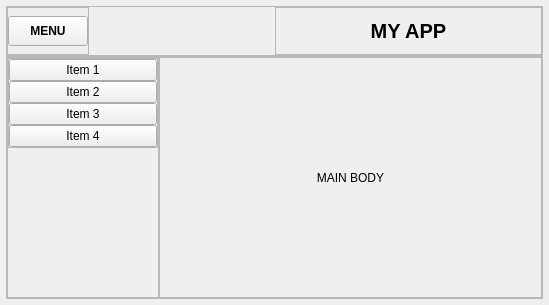
Above: ui/interface.ui from harley029/PyQT_GUI_Animated_Side_Menu before the change. Below: the same form after it.
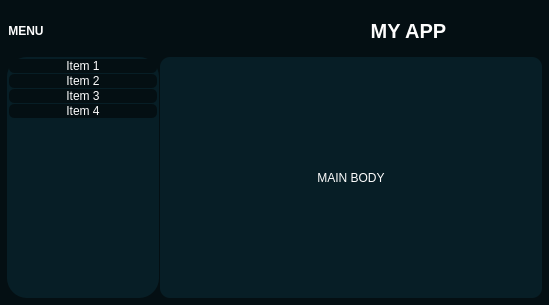
That is the form after the change. Icons and pictures are not drawn. Custom widgets are drawn as their Qt base class.

Patch:
```diff
--- a/ui/interface.ui
+++ b/ui/interface.ui
@@ -14,6 +14,29 @@
    <string>MainWindow</string>
   </property>
   <widget class="QWidget" name="centralwidget">
+   <property name="styleSheet">
+    <string notr="true">* {
+border:none ;
+background-color: transparent;
+color:#fdfdfd
+}
+#centralwidget{
+background-color: #040f13;
+}
+#side_menu{
+background-color: #071e26;
+border-radius: 20px;
+}
+QPushButton{
+paddng: 10px;
+background-color: #040f13;
+border-radius: 5px;
+}
+#main_body{
+background-color: #071e26;
+border-radius: 10px;
+}</string>
+   </property>
    <layout class="QVBoxLayout" name="verticalLayout">
     <property name="spacing">
      <number>0</number>
@@ -50,21 +73,21 @@
       <property name="frameShadow">
        <enum>QFrame::Shadow::Raised</enum>
       </property>
-      <layout class="QHBoxLayout" name="horizontalLayout_2">
+      <layout class="QHBoxLayout" name="horizontalLayout_2" stretch="0,0">
        <property name="spacing">
-        <number>0</number>
+        <number>1</number>
        </property>
        <property name="leftMargin">
-        <number>0</number>
+        <number>1</number>
        </property>
        <property name="topMargin">
-        <number>0</number>
+        <number>1</number>
        </property>
        <property name="rightMargin">
-        <number>0</number>
+        <number>1</number>
        </property>
        <property name="bottomMargin">
-        <number>0</number>
+        <number>1</number>
        </property>
        <item alignment="Qt::AlignmentFlag::AlignLeft">
         <widget class="QFrame" name="frame_2">
@@ -74,21 +97,21 @@
          <property name="frameShadow">
           <enum>QFrame::Shadow::Raised</enum>
          </property>
-         <layout class="QHBoxLayout" name="horizontalLayout_4">
+         <layout class="QHBoxLayout" name="horizontalLayout_4" stretch="0">
           <property name="spacing">
            <number>0</number>
           </property>
           <property name="leftMargin">
-           <number>0</number>
+           <number>1</number>
           </property>
           <property name="topMargin">
-           <number>0</number>
+           <number>1</number>
           </property>
           <property name="rightMargin">
-           <number>0</number>
+           <number>1</number>
           </property>
           <property name="bottomMargin">
-           <number>0</number>
+           <number>1</number>
           </property>
           <item>
            <widget class="QPushButton" name="pushButton">
@@ -112,6 +135,16 @@
             <property name="text">
              <string>MENU</string>
             </property>
+            <property name="icon">
+             <iconset resource="../Icons/icons.qrc">
+              <normaloff>:/icons/menu.png</normaloff>:/icons/menu.png</iconset>
+            </property>
+            <property name="iconSize">
+             <size>
+              <width>24</width>
+              <height>24</height>
+             </size>
+            </property>
            </widget>
           </item>
          </layout>
@@ -125,21 +158,21 @@
          <property name="frameShadow">
           <enum>QFrame::Shadow::Raised</enum>
          </property>
-         <layout class="QHBoxLayout" name="horizontalLayout_3">
+         <layout class="QHBoxLayout" name="horizontalLayout_3" stretch="0">
           <property name="spacing">
-           <number>0</number>
+           <number>1</number>
           </property>
           <property name="leftMargin">
-           <number>0</number>
+           <number>1</number>
           </property>
           <property name="topMargin">
-           <number>0</number>
+           <number>1</number>
           </property>
           <property name="rightMargin">
-           <number>0</number>
+           <number>1</number>
           </property>
           <property name="bottomMargin">
-           <number>0</number>
+           <number>1</number>
           </property>
           <item>
            <widget class="QLabel" name="label">
@@ -177,45 +210,39 @@
       <property name="frameShadow">
        <enum>QFrame::Shadow::Raised</enum>
       </property>
-      <layout class="QHBoxLayout" name="horizontalLayout">
+      <layout class="QHBoxLayout" name="horizontalLayout" stretch="0,0">
        <property name="spacing">
-        <number>0</number>
+        <number>1</number>
        </property>
        <property name="leftMargin">
-        <number>0</number>
+        <number>1</number>
        </property>
        <property name="topMargin">
-        <number>0</number>
+        <number>1</number>
        </property>
        <property name="rightMargin">
-        <number>0</number>
+        <number>1</number>
        </property>
        <property name="bottomMargin">
-        <number>0</number>
+        <number>1</number>
        </property>
-       <item alignment="Qt::AlignmentFlag::AlignLeft">
-        <widget class="QFrame" name="side_menu">
-         <property name="frameShape">
-          <enum>QFrame::Shape::StyledPanel</enum>
-         </property>
-         <property name="frameShadow">
-          <enum>QFrame::Shadow::Raised</enum>
-         </property>
-         <layout class="QVBoxLayout" name="verticalLayout_2">
+       <item>
+        <widget class="QCustomSlideMenu" name="side_menu" native="true">
+         <layout class="QVBoxLayout" name="verticalLayout_2" stretch="0">
           <property name="spacing">
-           <number>0</number>
+           <number>1</number>
           </property>
           <property name="leftMargin">
-           <number>0</number>
+           <number>1</number>
           </property>
           <property name="topMargin">
-           <number>0</number>
+           <number>1</number>
           </property>
           <property name="rightMargin">
-           <number>0</number>
+           <number>1</number>
           </property>
           <property name="bottomMargin">
-           <number>0</number>
+           <number>1</number>
           </property>
           <item alignment="Qt::AlignmentFlag::AlignTop">
            <widget class="QFrame" name="frame_4">
@@ -237,27 +264,37 @@
             <property name="frameShadow">
              <enum>QFrame::Shadow::Raised</enum>
             </property>
-            <layout class="QVBoxLayout" name="verticalLayout_3">
+            <layout class="QVBoxLayout" name="verticalLayout_3" stretch="0,0,0,0">
              <property name="spacing">
-              <number>0</number>
+              <number>1</number>
              </property>
              <property name="leftMargin">
-              <number>0</number>
+              <number>1</number>
              </property>
              <property name="topMargin">
-              <number>0</number>
+              <number>1</number>
              </property>
              <property name="rightMargin">
-              <number>0</number>
+              <number>1</number>
              </property>
              <property name="bottomMargin">
-              <number>0</number>
+              <number>1</number>
              </property>
              <item>
               <widget class="QPushButton" name="pushButton_2">
                <property name="text">
                 <string>Item 1</string>
                </property>
+               <property name="icon">
+                <iconset resource="../Icons/icons.qrc">
+                 <normaloff>:/icons/aperture.png</normaloff>:/icons/aperture.png</iconset>
+               </property>
+               <property name="iconSize">
+                <size>
+                 <width>16</width>
+                 <height>16</height>
+                </size>
+               </property>
               </widget>
              </item>
              <item>
@@ -265,6 +302,10 @@
                <property name="text">
                 <string>Item 2</string>
                </property>
+               <property name="icon">
+                <iconset resource="../Icons/icons.qrc">
+                 <normaloff>:/icons/command.png</normaloff>:/icons/command.png</iconset>
+               </property>
               </widget>
              </item>
              <item>
@@ -272,6 +313,10 @@
                <property name="text">
                 <string>Item 3</string>
                </property>
+               <property name="icon">
+                <iconset resource="../Icons/icons.qrc">
+                 <normaloff>:/icons/codesandbox.png</normaloff>:/icons/codesandbox.png</iconset>
+               </property>
               </widget>
              </item>
              <item>
@@ -279,6 +324,10 @@
                <property name="text">
                 <string>Item 4</string>
                </property>
+               <property name="icon">
+                <iconset resource="../Icons/icons.qrc">
+                 <normaloff>:/icons/database.png</normaloff>:/icons/database.png</iconset>
+               </property>
               </widget>
              </item>
             </layout>
@@ -321,6 +370,16 @@
    </layout>
   </widget>
  </widget>
- <resources/>
+ <customwidgets>
+  <customwidget>
+   <class>QCustomSlideMenu</class>
+   <extends>QWidget</extends>
+   <header location="global">Custom_Widgets.Widgets.h</header>
+   <container>1</container>
+  </customwidget>
+ </customwidgets>
+ <resources>
+  <include location="../Icons/icons.qrc"/>
+ </resources>
  <connections/>
 </ui>
```
